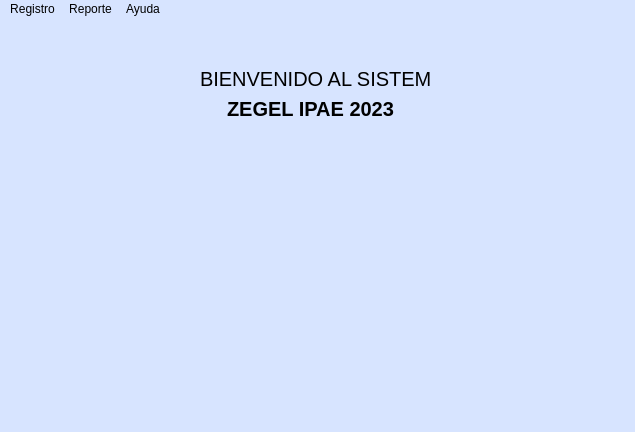
Qt form UI/ventanaPrincipal.ui (KevinValdezVargas/expert-broccoli) before a commit.
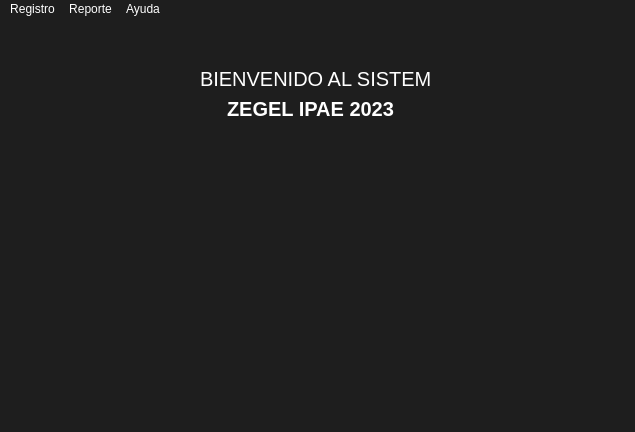
The same form after that commit. Icons and pictures are not drawn.

Commit message: Cambios de color en ventanas.ui

```diff
--- a/UI/ventanaPrincipal.ui
+++ b/UI/ventanaPrincipal.ui
@@ -14,10 +14,14 @@
    <string>Ventana Principal</string>
   </property>
   <property name="styleSheet">
-   <string notr="true">background-color: rgb(215, 228, 255);
+   <string notr="true">background: #1e1e1e;
+color: white;
 </string>
   </property>
   <widget class="QWidget" name="centralwidget">
+   <property name="styleSheet">
+    <string notr="true"/>
+   </property>
    <widget class="QLabel" name="label">
     <property name="geometry">
      <rect>
```
The commit also changes 4 other files.
